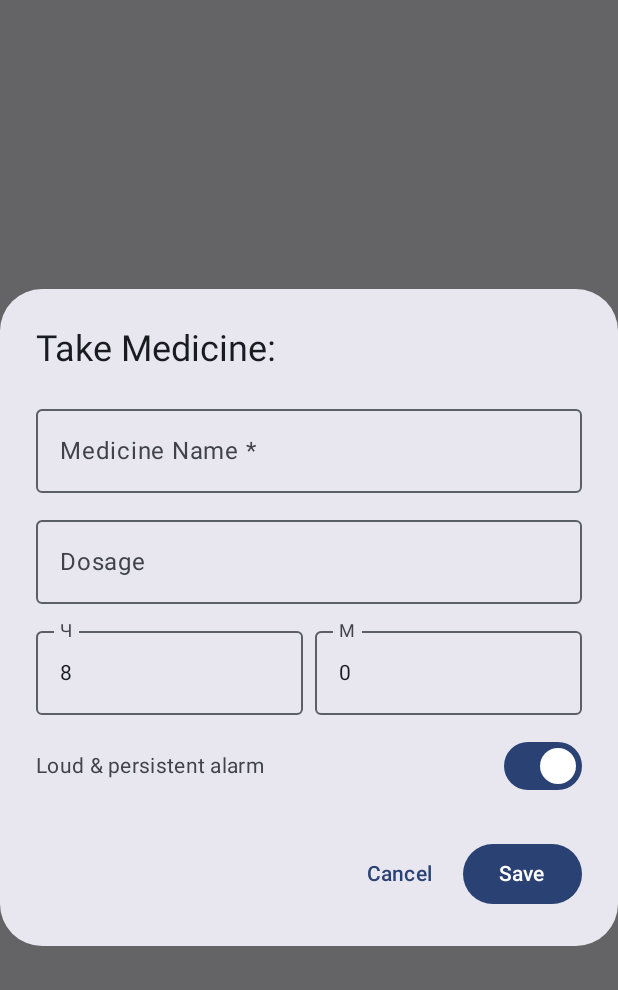
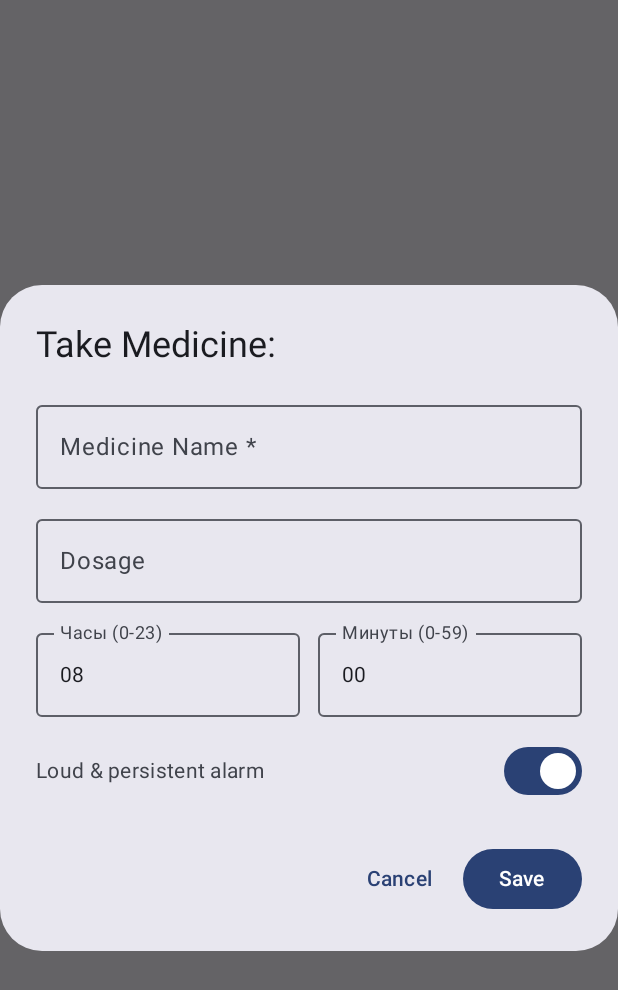
Before and after one commit to Koderkup/medical-shelf, an Android app built with Jetpack Compose: the composable AddScheduleDialog called with empty values, on a phone screen of 412 x 824 dp. Shown: the top 990 px of the screen. Run offline under Robolectric (Android 15) with nearby library versions, the phone set to English and light mode, and no system bars.

Commit message:
Fix icon background to Teal with thin pill score line, fix alarm time entry and switch layout, equalize scanner buttons, and fix scanner result observation in AddMed

```diff
--- a/app/src/main/java/com/example/medical_shelf/ui/screens/IntakeScreen.kt
+++ b/app/src/main/java/com/example/medical_shelf/ui/screens/IntakeScreen.kt
@@ -41,7 +41,6 @@ import androidx.compose.material3.TopAppBar
 import androidx.compose.runtime.Composable
 import androidx.compose.runtime.collectAsState
 import androidx.compose.runtime.getValue
-import androidx.compose.runtime.mutableIntStateOf
 import androidx.compose.runtime.mutableStateOf
 import androidx.compose.runtime.remember
 import androidx.compose.runtime.rememberCoroutineScope
@@ -213,8 +212,8 @@ fun AddScheduleDialog(
     var selectedMedicine by remember { mutableStateOf<MedicineEntity?>(medicines.firstOrNull()) }
     var customMedName by remember { mutableStateOf("") }
     var dosage by remember { mutableStateOf("") }
-    var hour by remember { mutableIntStateOf(8) }
-    var minute by remember { mutableIntStateOf(0) }
+    var hourText by remember { mutableStateOf("08") }
+    var minuteText by remember { mutableStateOf("00") }
     var isLoudAlarm by remember { mutableStateOf(true) }
     var expandedMedMenu by remember { mutableStateOf(false) }
 
@@ -225,7 +224,7 @@ fun AddScheduleDialog(
         title = { Text(text = stringResource(id = R.string.notification_alarm_title, "")) },
         text = {
             Column(
-                verticalArrangement = Arrangement.spacedBy(10.dp)
+                verticalArrangement = Arrangement.spacedBy(12.dp)
             ) {
                 if (medicines.isNotEmpty()) {
                     ExposedDropdownMenuBox(
@@ -280,20 +279,28 @@ fun AddScheduleDialog(
                 // Time picker fields
                 Row(
                     modifier = Modifier.fillMaxWidth(),
-                    horizontalArrangement = Arrangement.spacedBy(8.dp)
+                    horizontalArrangement = Arrangement.spacedBy(12.dp)
                 ) {
                     OutlinedTextField(
-                        value = hour.toString(),
-                        onValueChange = { hour = (it.toIntOrNull() ?: 8).coerceIn(0, 23) },
-                        label = { Text(text = "Ч") },
+                        value = hourText,
+                        onValueChange = { input ->
+                            if (input.length <= 2 && input.all { it.isDigit() }) {
+                                hourText = input
+                            }
+                        },
+                        label = { Text(text = "Часы (0-23)") },
                         singleLine = true,
                         modifier = Modifier.weight(1f)
                     )
 
                     OutlinedTextField(
-                        value = minute.toString(),
-                        onValueChange = { minute = (it.toIntOrNull() ?: 0).coerceIn(0, 59) },
-                        label = { Text(text = "М") },
+                        value = minuteText,
+                        onValueChange = { input ->
+                            if (input.length <= 2 && input.all { it.isDigit() }) {
+                                minuteText = input
+                            }
+                        },
+                        label = { Text(text = "Минуты (0-59)") },
                         singleLine = true,
                         modifier = Modifier.weight(1f)
                     )
@@ -304,7 +311,13 @@ fun AddScheduleDialog(
                     horizontalArrangement = Arrangement.SpaceBetween,
                     verticalAlignment = Alignment.CenterVertically
                 ) {
-                    Text(text = stringResource(id = R.string.alarm_loud_option), fontSize = 14.sp)
+                    Text(
+                        text = stringResource(id = R.string.alarm_loud_option),
+                        fontSize = 14.sp,
+                        modifier = Modifier
+                            .weight(1f)
+                            .padding(end = 8.dp)
+                    )
                     Switch(
                         checked = isLoudAlarm,
                         onCheckedChange = { isLoudAlarm = it }
@@ -316,13 +329,15 @@ fun AddScheduleDialog(
             Button(
                 onClick = {
                     if (medName.isNotBlank()) {
+                        val h = (hourText.toIntOrNull() ?: 8).coerceIn(0, 23)
+                        val m = (minuteText.toIntOrNull() ?: 0).coerceIn(0, 59)
                         val schedule = ScheduleEntity(
                             medicineId = selectedMedicine?.id ?: 0L,
                             medicineName = medName,
                             dosage = dosage.ifBlank { null },
-                            timeHour = hour,
-                            timeMinute = minute,
-                            section = IntakeTimeSection.fromHour(hour),
+                            timeHour = h,
+                            timeMinute = m,
+                            section = IntakeTimeSection.fromHour(h),
                             scheduleType = ScheduleType.DAILY,
                             isLoudAlarm = isLoudAlarm,
                             isEnabled = true
--- a/app/src/main/res/drawable/ic_launcher_background.xml
+++ b/app/src/main/res/drawable/ic_launcher_background.xml
@@ -4,7 +4,8 @@
     android:height="108dp"
     android:viewportWidth="108"
     android:viewportHeight="108">
+    <!-- Medical Teal Background -->
     <path
-        android:fillColor="#00796B"
+        android:fillColor="#00897B"
         android:pathData="M0,0h108v108h-108z"/>
 </vector>
```
Also changed, not shown: app/src/main/java/com/example/medical_shelf/MainActivity.kt (+6 -3 lines), app/src/main/java/com/example/medical_shelf/ui/screens/AddEditMedicineScreen.kt (+9 -5 lines), app/src/main/res/drawable/ic_launcher_foreground.xml (+10 -11 lines).
